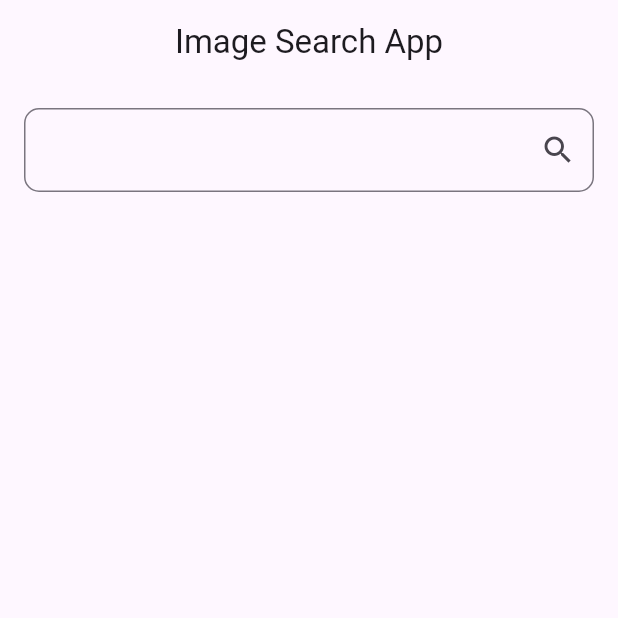
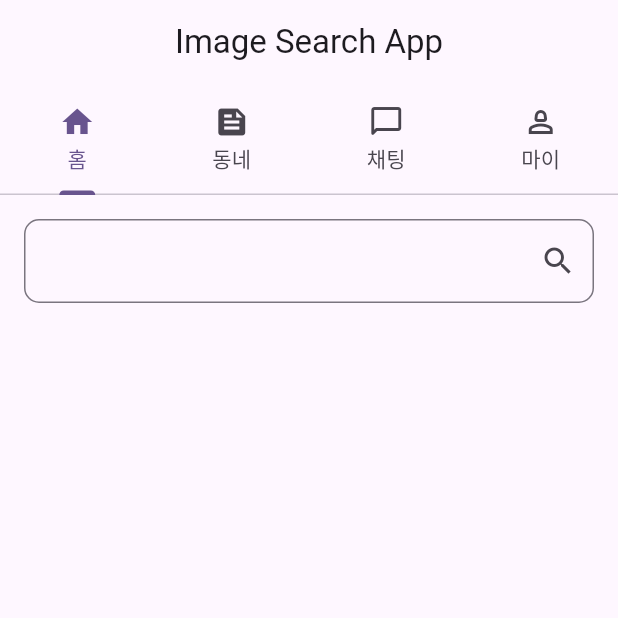
Before and after one commit to paxFortuna/search-pixa, a Flutter app: the screen it shows after launch, on a phone screen of 412 x 824 dp, the top half of it. Run offline on Flutter 3.47's test engine with Material 3 defaults, Android fonts, the phone set to English and light mode, and no system bars; our stand-ins replace flutter_dotenv, freezed_annotation, get.

Commit message:
refactor: tabBar in GetxController

```diff
--- a/lib/main.dart
+++ b/lib/main.dart
@@ -3,6 +3,7 @@ import 'package:flutter_dotenv/flutter_dotenv.dart';
 import 'package:get/get.dart';
 import 'package:image_search/presentation/home/initial_binding.dart';
 import 'package:image_search/presentation/home/home_screen.dart';
+import 'package:image_search/presentation/tab_bar.dart';
 
 void main() async {
   await dotenv.load(fileName: "assets/config/.env");
@@ -31,6 +32,7 @@ class MyApp extends StatelessWidget {
       initialBinding: InitialBinding(),
       initialRoute: '/',
       getPages: [
+        GetPage(name: '/', page: ()=> const TabBarScreen()),
         GetPage(name: '/', page: ()=> const HomeScreen()),
       ],
     );
--- /dev/null
+++ b/lib/presentation/components/tab_bar.dart
@@ -0,0 +1,18 @@
+import 'package:flutter/material.dart';
+import 'package:image_search/presentation/home/home_screen.dart';
+
+class TabBarWidget {
+  final List<Tab> myTaps = [
+    Tab(icon: Icon(Icons.home), text: '홈'),
+    Tab(icon: Icon(Icons.feed), text: '동네'),
+    Tab(icon: Icon(Icons.chat_bubble_outline_rounded), text: '채팅'),
+    Tab(icon: Icon(Icons.person_2_outlined), text: '마이'),
+  ];
+
+  final List<Widget> myTabItems=[
+    const HomeScreen(),
+    Center(child: Text('동네'),),
+    Center(child: Text('채팅'),),
+    Center(child: Text('마이'),),
+  ];
+}
--- a/lib/presentation/home/home_controller.dart
+++ b/lib/presentation/home/home_controller.dart
@@ -2,6 +2,7 @@ import 'dart:async';import 'package:flutter/material.dart';
 import 'package:image_search/domain/model/photo.dart';
 import 'package:get/get.dart';
 import 'package:image_search/domain/repository/photo_api_repository.dart';
+import 'package:image_search/presentation/home/home_screen.dart';
 
 class HomeController extends GetxController {
   final PhotoApiRepository repository;
@@ -24,6 +25,21 @@ class HomeController extends GetxController {
     final result = await repository.fetch(query);
     _photos.assignAll(result);
   }
+
+  // RxList로 선언하고 초기값을 지정합니다.
+  RxList<Tab> myTaps = <Tab>[
+    Tab(icon: Icon(Icons.home), text: '홈'),
+    Tab(icon: Icon(Icons.feed), text: '동네'),
+    Tab(icon: Icon(Icons.chat_bubble_outline_rounded), text: '채팅'),
+    Tab(icon: Icon(Icons.person_2_outlined), text: '마이'),
+  ].obs;
+
+  final RxList<Widget> myTabItems=[
+    const HomeScreen(),
+    Center(child: Text('동네'),),
+    Center(child: Text('채팅'),),
+    Center(child: Text('마이'),),
+  ].obs;
 }
 
 // class HomeViewModel with ChangeNotifier {
--- a/lib/presentation/home/home_screen.dart
+++ b/lib/presentation/home/home_screen.dart
@@ -1,19 +1,19 @@
 import 'package:flutter/material.dart';
 import 'package:get/get.dart';
 // import 'package:http/http.dart' as http;
-import 'package:image_search/data/data_source/pixabay_api.dart';
-import 'package:image_search/data/repository/photo_api_repository_impl.dart';
+// import 'package:image_search/data/data_source/pixabay_api.dart';
+// import 'package:image_search/data/repository/photo_api_repository_impl.dart';
 import 'package:image_search/presentation/home/home_controller.dart';
 import 'package:image_search/presentation/components/photo_widget.dart';
 
 class HomeScreen extends GetView<HomeController> {
   const HomeScreen({super.key});
 
-//   @override
-//   State<HomeScreen> createState() => _HomeScreenState();
-// }
+  //   @override
+  //   State<HomeScreen> createState() => _HomeScreenState();
+  // }
 
-// class _HomeScreenState extends State<HomeScreen> {
+  // class _HomeScreenState extends State<HomeScreen> {
   // final _controller = TextEditingController();
 
   // @override
@@ -42,7 +42,11 @@ class HomeScreen extends GetView<HomeController> {
     // );
 
     return Scaffold(
-      appBar: AppBar(title: Text('Image Search App'), centerTitle: true),
+      // appBar: AppBar(
+      //   title: Text('Image Search App'),
+      //   centerTitle: true,
+
+      // ),
       body: Column(
         children: [
           Padding(
--- /dev/null
+++ b/lib/presentation/tab_bar.dart
@@ -0,0 +1,24 @@
+import 'package:flutter/material.dart';
+import 'package:get/get.dart';
+import 'package:image_search/presentation/home/home_controller.dart';
+
+class TabBarScreen extends GetView<HomeController> {
+  const TabBarScreen({super.key});
+
+  @override
+  Widget build(BuildContext context) {
+    return DefaultTabController(
+      length: controller.myTaps.length,
+      child: Scaffold(
+        appBar: AppBar(
+          title: Text('Image Search App'),
+          centerTitle: true,
+          bottom: TabBar(
+            tabs: controller.myTaps,
+          ),
+        ),
+        body: TabBarView(children: controller.myTabItems),
+      ),
+    );
+  }
+}
```
